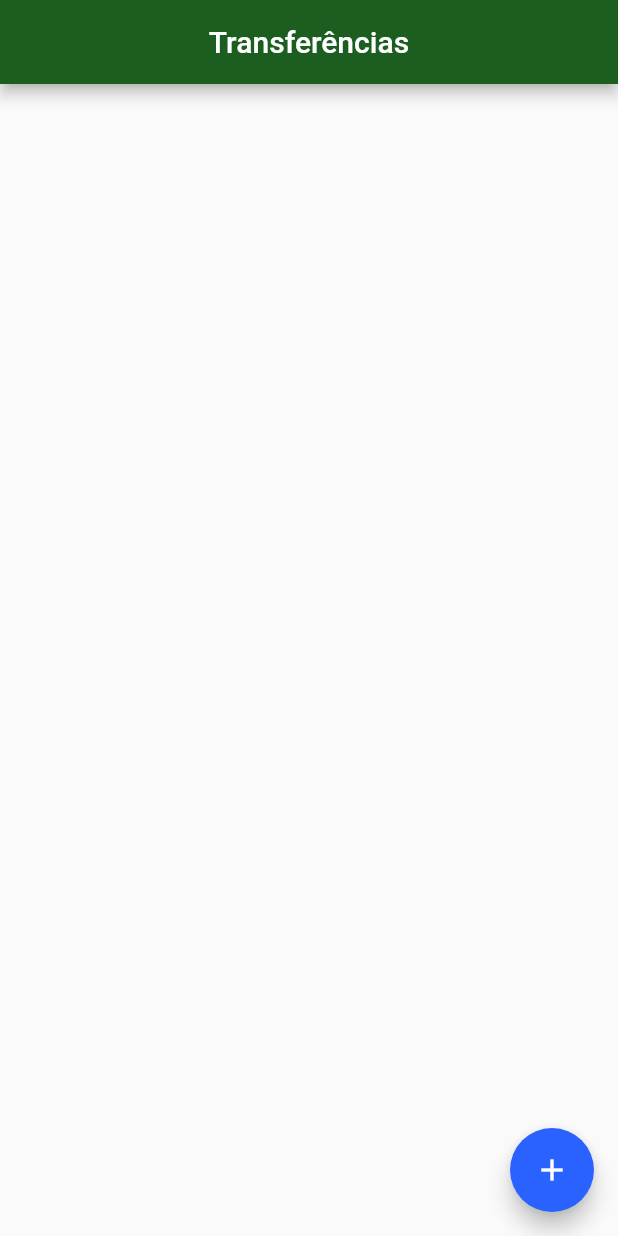
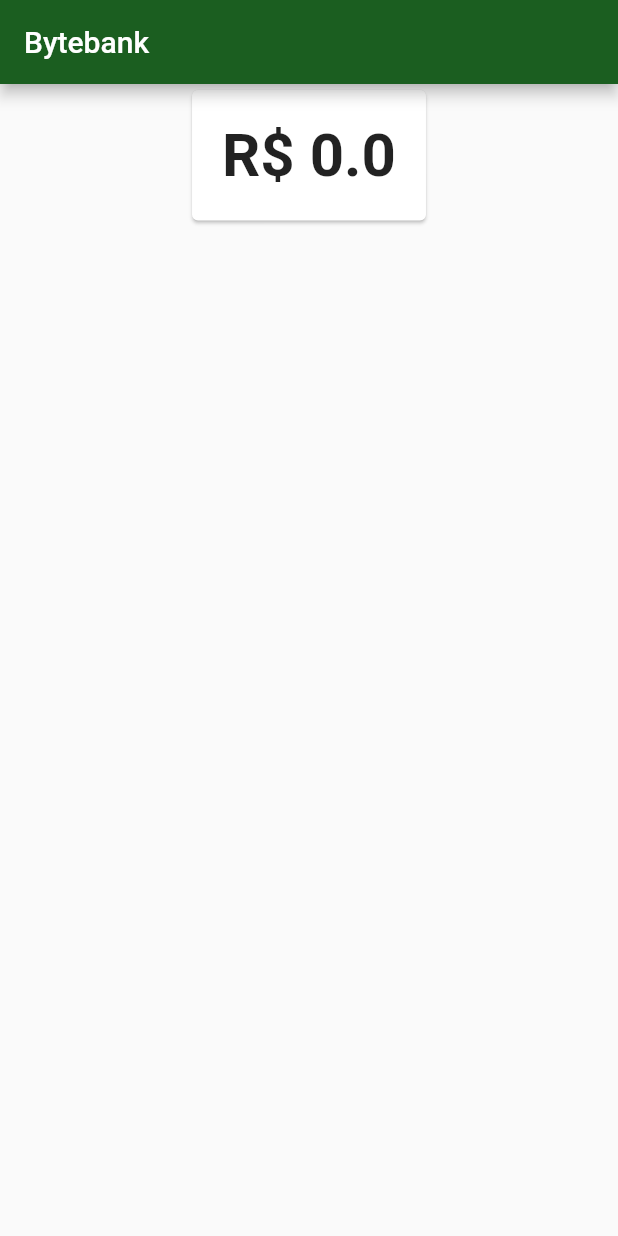
Before and after one commit to gabrieldarlan/bytebank_modulo_transferencia, a Flutter app: the screen it shows after launch, on a phone screen of 412 x 824 dp. Run offline on Flutter 3.47's test engine with Material 2 defaults, Android fonts, the phone set to English and light mode, and no system bars; our stand-ins replace flutter_masked_text.

```diff
--- a/lib/main.dart
+++ b/lib/main.dart
@@ -1,7 +1,14 @@
-import 'package:bytebank/screens/transferencia/lista.dart';
+import 'package:bytebank/models/saldo.dart';
+import 'package:bytebank/screens/dashboard/dashboard.dart';
 import 'package:flutter/material.dart';
+import 'package:provider/provider.dart';
 
-void main() => runApp(BytebankApp());
+void main() => runApp(
+      ChangeNotifierProvider(
+        create: (context) => Saldo(0),
+        child: BytebankApp(),
+      ),
+    );
 
 class BytebankApp extends StatelessWidget {
   @override
@@ -16,7 +23,7 @@ class BytebankApp extends StatelessWidget {
         ),
       ),
       debugShowCheckedModeBanner: false,
-      home: ListaTransferencias(),
+      home: Dashboard(),
     );
   }
 }
--- /dev/null
+++ b/lib/models/saldo.dart
@@ -0,0 +1,11 @@
+import 'package:flutter/material.dart';
+
+class Saldo extends ChangeNotifier{
+  final double valor;
+  Saldo(this.valor);
+
+  @override
+  String toString() {
+    return 'R\$ $valor';
+  }
+}
--- /dev/null
+++ b/lib/screens/dashboard/dashboard.dart
@@ -0,0 +1,17 @@
+import 'package:bytebank/screens/dashboard/saldo.dart';
+import 'package:flutter/material.dart';
+
+class Dashboard extends StatelessWidget {
+  @override
+  Widget build(BuildContext context) {
+    return Scaffold(
+      appBar: AppBar(
+        title: Text('Bytebank'),
+      ),
+      body: Align(
+        child: SaldoCard(),
+        alignment: Alignment.topCenter,
+      ),
+    );
+  }
+}
--- /dev/null
+++ b/lib/screens/dashboard/saldo.dart
@@ -0,0 +1,27 @@
+import 'package:bytebank/models/saldo.dart';
+import 'package:flutter/material.dart';
+import 'package:provider/provider.dart';
+
+class SaldoCard extends StatelessWidget {
+
+  @override
+  Widget build(BuildContext context) {
+    return Card(
+      child: Padding(
+        padding: EdgeInsets.all(20.0),
+        child: Consumer<Saldo>(
+          builder: (context, valor, child) {
+            return Text(
+              valor.toString(),
+              textAlign: TextAlign.center,
+              style: TextStyle(
+                fontSize: 40,
+                fontWeight: FontWeight.bold,
+              ),
+            );
+          },
+        ),
+      ),
+    );
+  }
+}
```
Also changed, not shown: lib/screens/transferencia/formulario.dart (+12 -3 lines), pubspec.yaml (+11 -2 lines), assets/images/icon.png (added), pubspec.lock.
